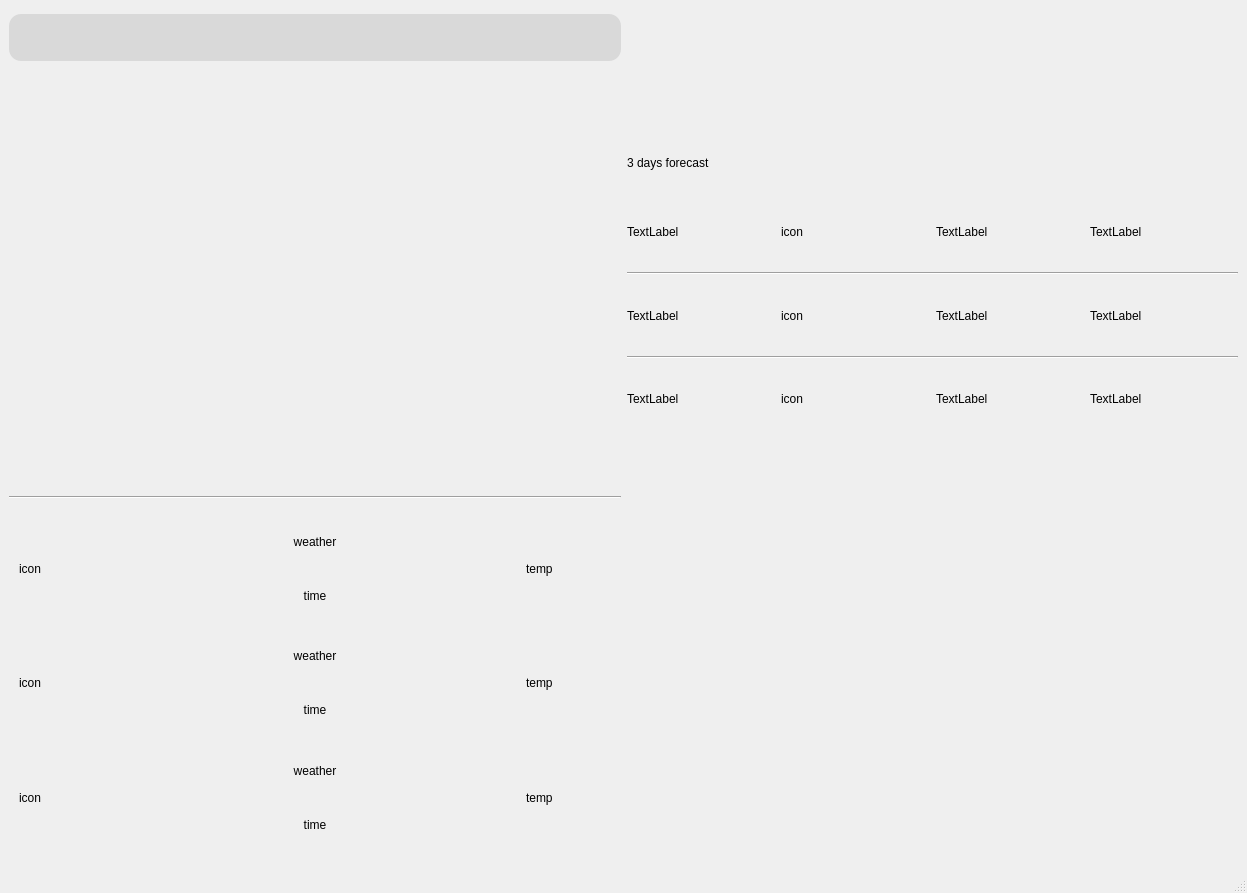
This is mainwindow.ui in Aalok376/SkyScout as Qt 5 draws it before an edit. The edited form follows.
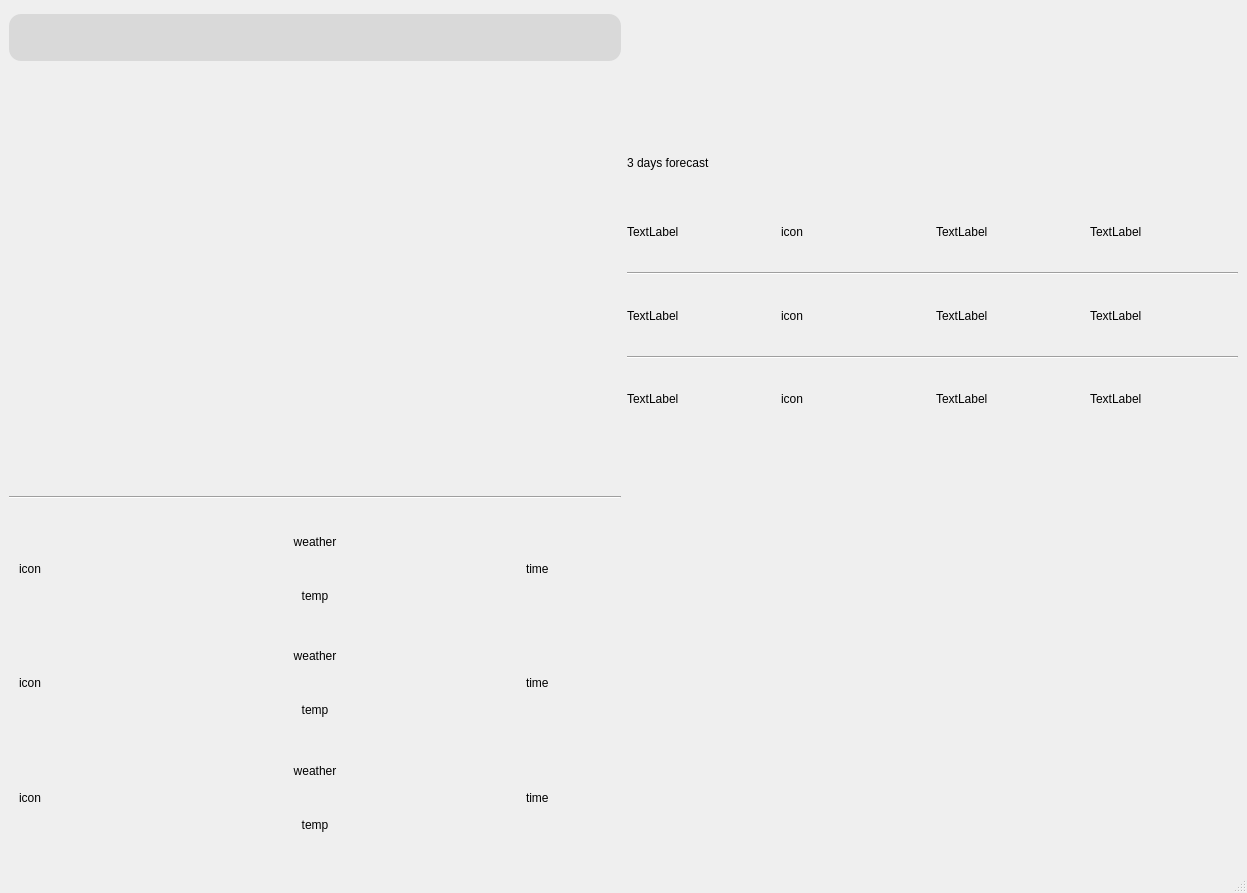
This is the edited form. Icons and pictures are not drawn.

The edit to the form file:
```diff
--- a/mainwindow.ui
+++ b/mainwindow.ui
@@ -254,9 +254,9 @@
                   </widget>
                  </item>
                  <item>
-                  <widget class="QLabel" name="time1">
+                  <widget class="QLabel" name="temp1">
                    <property name="text">
-                    <string>time</string>
+                    <string>temp</string>
                    </property>
                    <property name="alignment">
                     <set>Qt::AlignCenter</set>
@@ -266,9 +266,9 @@
                 </layout>
                </item>
                <item>
-                <widget class="QLabel" name="temp1">
+                <widget class="QLabel" name="time1">
                  <property name="text">
-                  <string>temp</string>
+                  <string>time</string>
                  </property>
                 </widget>
                </item>
@@ -299,9 +299,9 @@
                   </widget>
                  </item>
                  <item>
-                  <widget class="QLabel" name="time2">
+                  <widget class="QLabel" name="temp2">
                    <property name="text">
-                    <string>time</string>
+                    <string>temp</string>
                    </property>
                    <property name="alignment">
                     <set>Qt::AlignCenter</set>
@@ -311,9 +311,9 @@
                 </layout>
                </item>
                <item>
-                <widget class="QLabel" name="temp2">
+                <widget class="QLabel" name="time2">
                  <property name="text">
-                  <string>temp</string>
+                  <string>time</string>
                  </property>
                 </widget>
                </item>
@@ -347,9 +347,9 @@
                   </widget>
                  </item>
                  <item>
-                  <widget class="QLabel" name="time3">
+                  <widget class="QLabel" name="temp3">
                    <property name="text">
-                    <string>time</string>
+                    <string>temp</string>
                    </property>
                    <property name="alignment">
                     <set>Qt::AlignCenter</set>
@@ -359,9 +359,9 @@
                 </layout>
                </item>
                <item>
-                <widget class="QLabel" name="temp3">
+                <widget class="QLabel" name="time3">
                  <property name="text">
-                  <string>temp</string>
+                  <string>time</string>
                  </property>
                 </widget>
                </item>
```
